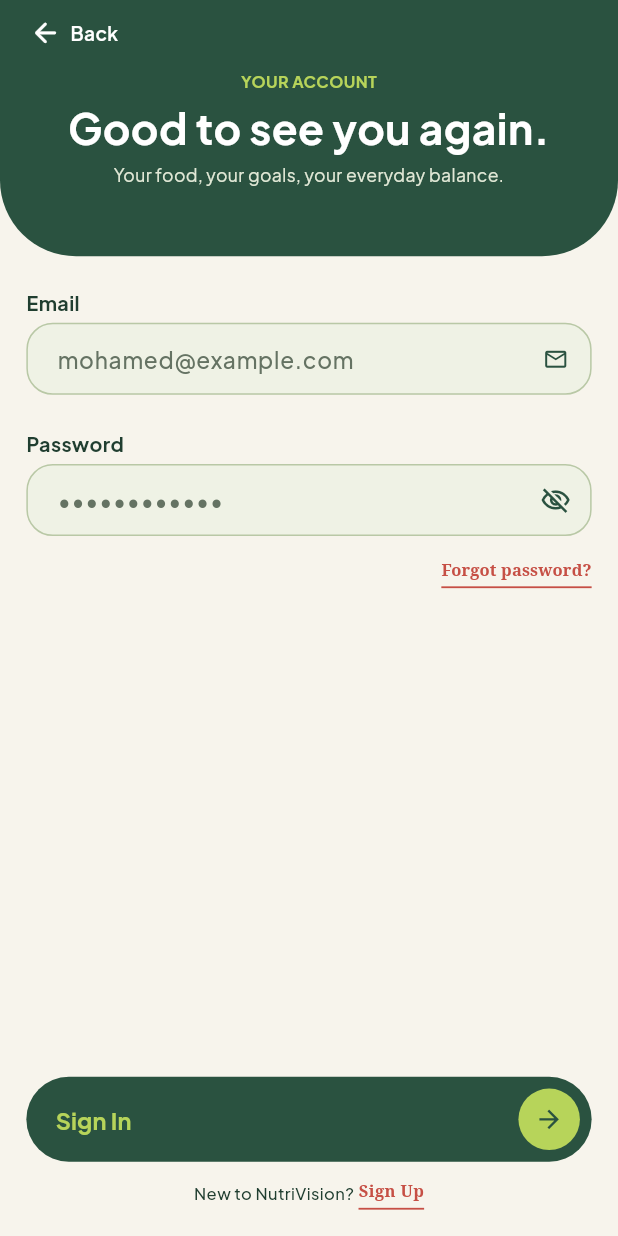
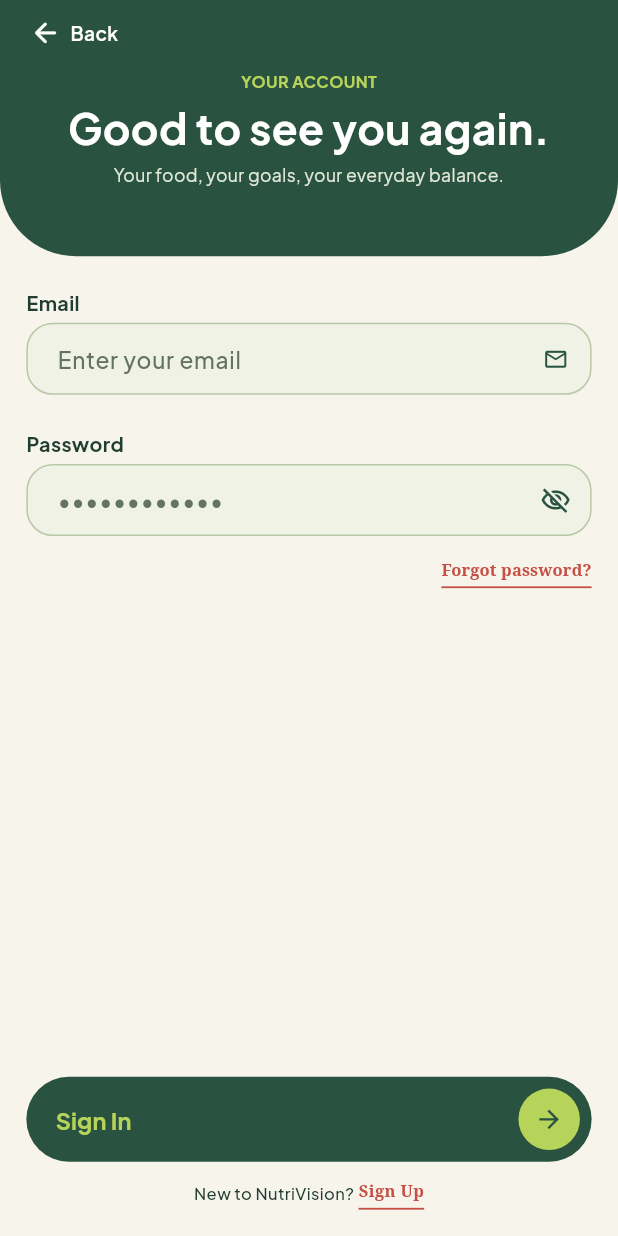
Before and after one commit to Elboraeyy/NutriVision-Capstone-Project, a Flutter app: the SignInScreen screen opened by its route, on a phone screen of 412 x 824 dp. Run offline on Flutter 3.47's test engine with Material 3 defaults, Android fonts, the phone set to English and light mode, and no system bars; our stand-ins replace flutter_bloc, flutter_svg, go_router, shared_preferences; accounts and stored records are empty.

Commit message:
Update email hint text in sign-in screen

```diff
--- a/lib/features/auth/presentation/screens/sign_in_screen.dart
+++ b/lib/features/auth/presentation/screens/sign_in_screen.dart
@@ -113,7 +113,7 @@ class _SignInScreenState extends State<SignInScreen> {
                         children: [
                           AppTextField(
                             label: 'Email',
-                            hintText: 'mohamed@example.com',
+                            hintText: 'Enter your email',
                             controller: _emailController,
                             keyboardType: TextInputType.emailAddress,
                             suffixIcon: const Icon(
```
